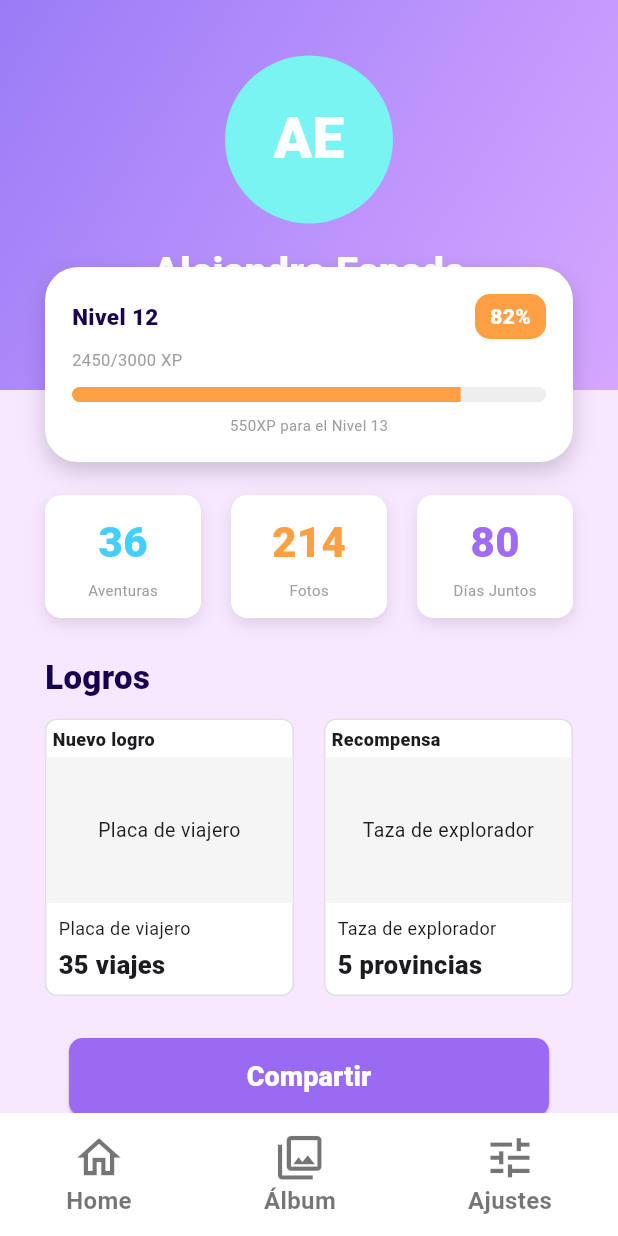
After one commit to Darklife22/magic-dates, a Flutter app: the screen it shows after launch, after a tap on the "person" icon, on a phone screen of 412 x 824 dp. The commit adds this screen. Run offline on Flutter 3.47's test engine with Material 3 defaults, Android fonts, the phone set to English and light mode, and no system bars.

Commit message:
configuracion android y vista perfil

```diff
--- a/lib/main.dart
+++ b/lib/main.dart
@@ -1,125 +1,64 @@
 import 'package:flutter/material.dart';
+import 'screens/perfil_screen.dart';
 
 void main() {
-  runApp(const MyApp());
+  runApp(const MagicDatesApp());
 }
 
-class MyApp extends StatelessWidget {
-  const MyApp({super.key});
+class MagicDatesApp extends StatelessWidget {
+  const MagicDatesApp({super.key});
 
-  // This widget is the root of your application.
   @override
   Widget build(BuildContext context) {
     return MaterialApp(
-      title: 'Flutter Demo',
+      title: 'Magic Dates',
+      debugShowCheckedModeBanner: false,
       theme: ThemeData(
-        // This is the theme of your application.
-        //
-        // TRY THIS: Try running your application with "flutter run". You'll see
-        // the application has a purple toolbar. Then, without quitting the app,
-        // try changing the seedColor in the colorScheme below to Colors.green
-        // and then invoke "hot reload" (save your changes or press the "hot
-        // reload" button in a Flutter-supported IDE, or press "r" if you used
-        // the command line to start the app).
-        //
-        // Notice that the counter didn't reset back to zero; the application
-        // state is not lost during the reload. To reset the state, use hot
-        // restart instead.
-        //
-        // This works for code too, not just values: Most code changes can be
-        // tested with just a hot reload.
-        colorScheme: ColorScheme.fromSeed(seedColor: Colors.deepPurple),
+        fontFamily: 'Roboto',
         useMaterial3: true,
+        colorScheme: ColorScheme.fromSeed(
+          seedColor: const Color(0xFF9B6AF3),
+        ),
       ),
-      home: const MyHomePage(title: 'Flutter Demo Home Page'),
+      home: const HomeScreen(),
     );
   }
 }
 
-class MyHomePage extends StatefulWidget {
-  const MyHomePage({super.key, required this.title});
+class HomeScreen extends StatelessWidget {
+  const HomeScreen({super.key});
 
-  // This widget is the home page of your application. It is stateful, meaning
-  // that it has a State object (defined below) that contains fields that affect
-  // how it looks.
-
-  // This class is the configuration for the state. It holds the values (in this
-  // case the title) provided by the parent (in this case the App widget) and
-  // used by the build method of the State. Fields in a Widget subclass are
-  // always marked "final".
-
-  final String title;
-
-  @override
-  State<MyHomePage> createState() => _MyHomePageState();
-}
-
-class _MyHomePageState extends State<MyHomePage> {
-  int _counter = 0;
-
-  void _incrementCounter() {
-    setState(() {
-      // This call to setState tells the Flutter framework that something has
-      // changed in this State, which causes it to rerun the build method below
-      // so that the display can reflect the updated values. If we changed
-      // _counter without calling setState(), then the build method would not be
-      // called again, and so nothing would appear to happen.
-      _counter++;
-    });
+  void abrirPerfil(BuildContext context) {
+    Navigator.push(
+      context,
+      MaterialPageRoute(
+        builder: (_) => const PerfilScreen(),
+      ),
+    );
   }
 
   @override
   Widget build(BuildContext context) {
-    // This method is rerun every time setState is called, for instance as done
-    // by the _incrementCounter method above.
-    //
-    // The Flutter framework has been optimized to make rerunning build methods
-    // fast, so that you can just rebuild anything that needs updating rather
-    // than having to individually change instances of widgets.
     return Scaffold(
+      backgroundColor: const Color(0xFFF8ECFF),
       appBar: AppBar(
-        // TRY THIS: Try changing the color here to a specific color (to
-        // Colors.amber, perhaps?) and trigger a hot reload to see the AppBar
-        // change color while the other colors stay the same.
-        backgroundColor: Theme.of(context).colorScheme.inversePrimary,
-        // Here we take the value from the MyHomePage object that was created by
-        // the App.build method, and use it to set our appbar title.
-        title: Text(widget.title),
+        title: const Text('Magic Dates'),
+        backgroundColor: const Color(0xFFB388FF),
+        foregroundColor: Colors.white,
+        actions: [
+          IconButton(
+            icon: const Icon(Icons.person),
+            onPressed: () => abrirPerfil(context),
+          ),
+        ],
       ),
-      body: Center(
-        // Center is a layout widget. It takes a single child and positions it
-        // in the middle of the parent.
-        child: Column(
-          // Column is also a layout widget. It takes a list of children and
-          // arranges them vertically. By default, it sizes itself to fit its
-          // children horizontally, and tries to be as tall as its parent.
-          //
-          // Column has various properties to control how it sizes itself and
-          // how it positions its children. Here we use mainAxisAlignment to
-          // center the children vertically; the main axis here is the vertical
-          // axis because Columns are vertical (the cross axis would be
-          // horizontal).
-          //
-          // TRY THIS: Invoke "debug painting" (choose the "Toggle Debug Paint"
-          // action in the IDE, or press "p" in the console), to see the
-          // wireframe for each widget.
-          mainAxisAlignment: MainAxisAlignment.center,
-          children: <Widget>[
-            const Text(
-              'You have pushed the button this many times:',
-            ),
-            Text(
-              '$_counter',
-              style: Theme.of(context).textTheme.headlineMedium,
-            ),
-          ],
+      body: const Center(
+        child: Text(
+          'Pantalla de inicio\nPresiona el icono de perfil arriba',
+          textAlign: TextAlign.center,
+          style: TextStyle(fontSize: 22, fontWeight: FontWeight.bold),
         ),
       ),
-      floatingActionButton: FloatingActionButton(
-        onPressed: _incrementCounter,
-        tooltip: 'Increment',
-        child: const Icon(Icons.add),
-      ), // This trailing comma makes auto-formatting nicer for build methods.
     );
   }
 }
--- /dev/null
+++ b/lib/screens/perfil_screen.dart
@@ -0,0 +1,453 @@
+import 'package:flutter/material.dart';
+
+class PerfilScreen extends StatelessWidget {
+  const PerfilScreen({super.key});
+
+  @override
+  Widget build(BuildContext context) {
+    return Scaffold(
+      backgroundColor: const Color(0xFFF7E7FF),
+      body: SafeArea(
+        child: Column(
+          children: [
+            Expanded(
+              child: SingleChildScrollView(
+                child: Column(
+                  children: [
+                    _HeaderPerfil(),
+                    const SizedBox(height: 70),
+                    _StatsRow(),
+                    const SizedBox(height: 24),
+                    _LogrosSection(),
+                    const SizedBox(height: 28),
+                    _BotonCompartir(),
+                    const SizedBox(height: 24),
+                  ],
+                ),
+              ),
+            ),
+            _BottomNav(),
+          ],
+        ),
+      ),
+    );
+  }
+}
+
+class _HeaderPerfil extends StatelessWidget {
+  @override
+  Widget build(BuildContext context) {
+    return Stack(
+      clipBehavior: Clip.none,
+      alignment: Alignment.center,
+      children: [
+        Container(
+          height: 260,
+          width: double.infinity,
+          decoration: const BoxDecoration(
+            gradient: LinearGradient(
+              colors: [
+                Color(0xFF9B7CF7),
+                Color(0xFFD6A7FF),
+              ],
+              begin: Alignment.topLeft,
+              end: Alignment.bottomRight,
+            ),
+          ),
+          child: const Column(
+            mainAxisAlignment: MainAxisAlignment.center,
+            children: [
+              CircleAvatar(
+                radius: 56,
+                backgroundColor: Color(0xFF79F4F2),
+                child: Text(
+                  'AE',
+                  style: TextStyle(
+                    fontSize: 38,
+                    color: Colors.white,
+                    fontWeight: FontWeight.w900,
+                  ),
+                ),
+              ),
+              SizedBox(height: 14),
+              Text(
+                'Alejandro Espada',
+                style: TextStyle(
+                  fontSize: 26,
+                  color: Colors.white,
+                  fontWeight: FontWeight.w900,
+                ),
+              ),
+              SizedBox(height: 4),
+              Text(
+                '@aledestroyer',
+                style: TextStyle(
+                  fontSize: 13,
+                  color: Colors.white70,
+                  fontWeight: FontWeight.bold,
+                ),
+              ),
+            ],
+          ),
+        ),
+        Positioned(
+          bottom: -48,
+          left: 30,
+          right: 30,
+          child: Container(
+            padding: const EdgeInsets.all(18),
+            decoration: BoxDecoration(
+              color: Colors.white,
+              borderRadius: BorderRadius.circular(22),
+              boxShadow: [
+                BoxShadow(
+                  color: Colors.black.withOpacity(0.18),
+                  blurRadius: 12,
+                  offset: const Offset(0, 6),
+                ),
+              ],
+            ),
+            child: Column(
+              crossAxisAlignment: CrossAxisAlignment.start,
+              children: [
+                Row(
+                  children: [
+                    const Text(
+                      'Nivel 12',
+                      style: TextStyle(
+                        fontSize: 15,
+                        color: Color(0xFF1B064E),
+                        fontWeight: FontWeight.w900,
+                      ),
+                    ),
+                    const Spacer(),
+                    Container(
+                      padding: const EdgeInsets.symmetric(
+                        horizontal: 10,
+                        vertical: 5,
+                      ),
+                      decoration: BoxDecoration(
+                        color: const Color(0xFFFF9F43),
+                        borderRadius: BorderRadius.circular(10),
+                      ),
+                      child: const Text(
+                        '82%',
+                        style: TextStyle(
+                          color: Colors.white,
+                          fontWeight: FontWeight.w900,
+                        ),
+                      ),
+                    ),
+                  ],
+                ),
+                const SizedBox(height: 6),
+                const Text(
+                  '2450/3000 XP',
+                  style: TextStyle(fontSize: 11, color: Colors.grey),
+                ),
+                const SizedBox(height: 10),
+                ClipRRect(
+                  borderRadius: BorderRadius.circular(20),
+                  child: LinearProgressIndicator(
+                    value: 0.82,
+                    minHeight: 10,
+                    backgroundColor: Colors.grey.shade200,
+                    valueColor: const AlwaysStoppedAnimation(
+                      Color(0xFFFF9F43),
+                    ),
+                  ),
+                ),
+                const SizedBox(height: 8),
+                const Center(
+                  child: Text(
+                    '550XP para el Nivel 13',
+                    style: TextStyle(fontSize: 10, color: Colors.grey),
+                  ),
+                ),
+              ],
+            ),
+          ),
+        ),
+      ],
+    );
+  }
+}
+
+class _StatsRow extends StatelessWidget {
+  @override
+  Widget build(BuildContext context) {
+    return const Padding(
+      padding: EdgeInsets.symmetric(horizontal: 30),
+      child: Row(
+        children: [
+          Expanded(
+            child: _StatCard(
+              number: '36',
+              label: 'Aventuras',
+              color: Color(0xFF45CFFF),
+            ),
+          ),
+          SizedBox(width: 20),
+          Expanded(
+            child: _StatCard(
+              number: '214',
+              label: 'Fotos',
+              color: Color(0xFFFF9F43),
+            ),
+          ),
+          SizedBox(width: 20),
+          Expanded(
+            child: _StatCard(
+              number: '80',
+              label: 'Días Juntos',
+              color: Color(0xFFA06CF3),
+            ),
+          ),
+        ],
+      ),
+    );
+  }
+}
+
+class _StatCard extends StatelessWidget {
+  final String number;
+  final String label;
+  final Color color;
+
+  const _StatCard({
+    required this.number,
+    required this.label,
+    required this.color,
+  });
+
+  @override
+  Widget build(BuildContext context) {
+    return Container(
+      height: 82,
+      decoration: BoxDecoration(
+        color: Colors.white,
+        borderRadius: BorderRadius.circular(11),
+        boxShadow: [
+          BoxShadow(
+            color: Colors.black.withOpacity(0.10),
+            blurRadius: 8,
+            offset: const Offset(0, 4),
+          ),
+        ],
+      ),
+      child: Column(
+        mainAxisAlignment: MainAxisAlignment.center,
+        children: [
+          Text(
+            number,
+            style: TextStyle(
+              fontSize: 28,
+              fontWeight: FontWeight.w900,
+              color: color,
+            ),
+          ),
+          const SizedBox(height: 5),
+          Text(
+            label,
+            style: const TextStyle(fontSize: 10, color: Colors.grey),
+          ),
+        ],
+      ),
+    );
+  }
+}
+
+class _LogrosSection extends StatelessWidget {
+  @override
+  Widget build(BuildContext context) {
+    return Padding(
+      padding: const EdgeInsets.symmetric(horizontal: 30),
+      child: Column(
+        crossAxisAlignment: CrossAxisAlignment.start,
+        children: const [
+          Text(
+            'Logros',
+            style: TextStyle(
+              fontSize: 22,
+              color: Color(0xFF16004F),
+              fontWeight: FontWeight.w900,
+            ),
+          ),
+          SizedBox(height: 12),
+          Row(
+            children: [
+              Expanded(
+                child: _LogroCard(
+                  tag: 'Nuevo logro',
+                  title: 'Placa de viajero',
+                  subtitle: 'Placa de viajero',
+                  value: '35 viajes',
+                ),
+              ),
+              SizedBox(width: 20),
+              Expanded(
+                child: _LogroCard(
+                  tag: 'Recompensa',
+                  title: 'Taza de explorador',
+                  subtitle: 'Taza de explorador',
+                  value: '5 provincias',
+                ),
+              ),
+            ],
+          ),
+        ],
+      ),
+    );
+  }
+}
+
+class _LogroCard extends StatelessWidget {
+  final String tag;
+  final String title;
+  final String subtitle;
+  final String value;
+
+  const _LogroCard({
+    required this.tag,
+    required this.title,
+    required this.subtitle,
+    required this.value,
+  });
+
+  @override
+  Widget build(BuildContext context) {
+    return Container(
+      height: 185,
+      decoration: BoxDecoration(
+        color: Colors.white,
+        border: Border.all(color: Colors.grey.shade300),
+        borderRadius: BorderRadius.circular(8),
+      ),
+      child: Column(
+        children: [
+          Align(
+            alignment: Alignment.centerLeft,
+            child: Container(
+              padding: const EdgeInsets.all(4),
+              child: Text(
+                tag,
+                style: const TextStyle(
+                  fontSize: 12,
+                  fontWeight: FontWeight.w800,
+                ),
+              ),
+            ),
+          ),
+          Expanded(
+            child: Container(
+              width: double.infinity,
+              color: Colors.grey.shade100,
+              alignment: Alignment.center,
+              child: Text(
+                title,
+                textAlign: TextAlign.center,
+                style: const TextStyle(fontSize: 13),
+              ),
+            ),
+          ),
+          Padding(
+            padding: const EdgeInsets.all(8),
+            child: Align(
+              alignment: Alignment.centerLeft,
+              child: Column(
+                crossAxisAlignment: CrossAxisAlignment.start,
+                children: [
+                  Text(subtitle, style: const TextStyle(fontSize: 12)),
+                  const SizedBox(height: 4),
+                  Text(
+                    value,
+                    style: const TextStyle(
+                      fontSize: 17,
+                      fontWeight: FontWeight.w900,
+                    ),
+                  ),
+                ],
+              ),
+            ),
+          ),
+        ],
+      ),
+    );
+  }
+}
+
+class _BotonCompartir extends StatelessWidget {
+  @override
+  Widget build(BuildContext context) {
+    return Padding(
+      padding: const EdgeInsets.symmetric(horizontal: 46),
+      child: SizedBox(
+        width: double.infinity,
+        height: 52,
+        child: ElevatedButton(
+          style: ElevatedButton.styleFrom(
+            backgroundColor: const Color(0xFF9B6AF3),
+            foregroundColor: Colors.white,
+            shape: RoundedRectangleBorder(
+              borderRadius: BorderRadius.circular(9),
+            ),
+          ),
+          onPressed: () {},
+          child: const Text(
+            'Compartir',
+            style: TextStyle(
+              fontSize: 18,
+              fontWeight: FontWeight.w900,
+            ),
+          ),
+        ),
+      ),
+    );
+  }
+}
+
+class _BottomNav extends StatelessWidget {
+  @override
+  Widget build(BuildContext context) {
+    return Container(
+      height: 82,
+      color: Colors.white,
+      child: const Row(
+        mainAxisAlignment: MainAxisAlignment.spaceAround,
+        children: [
+          _NavItem(icon: Icons.home_outlined, label: 'Home'),
+          _NavItem(icon: Icons.photo_library_outlined, label: 'Álbum'),
+          _NavItem(icon: Icons.tune, label: 'Ajustes'),
+        ],
+      ),
+    );
+  }
+}
+
+class _NavItem extends StatelessWidget {
+  final IconData icon;
+  final String label;
+
+  const _NavItem({
+    required this.icon,
+    required this.label,
+  });
+
+  @override
+  Widget build(BuildContext context) {
+    return Column(
+      mainAxisAlignment: MainAxisAlignment.center,
+      children: [
+        Icon(icon, size: 35, color: Colors.black54),
+        Text(
+          label,
+          style: const TextStyle(
+            fontSize: 16,
+            color: Colors.black54,
+            fontWeight: FontWeight.w600,
+          ),
+        ),
+      ],
+    );
+  }
+}
```
Also changed, not shown: 3 other files.
